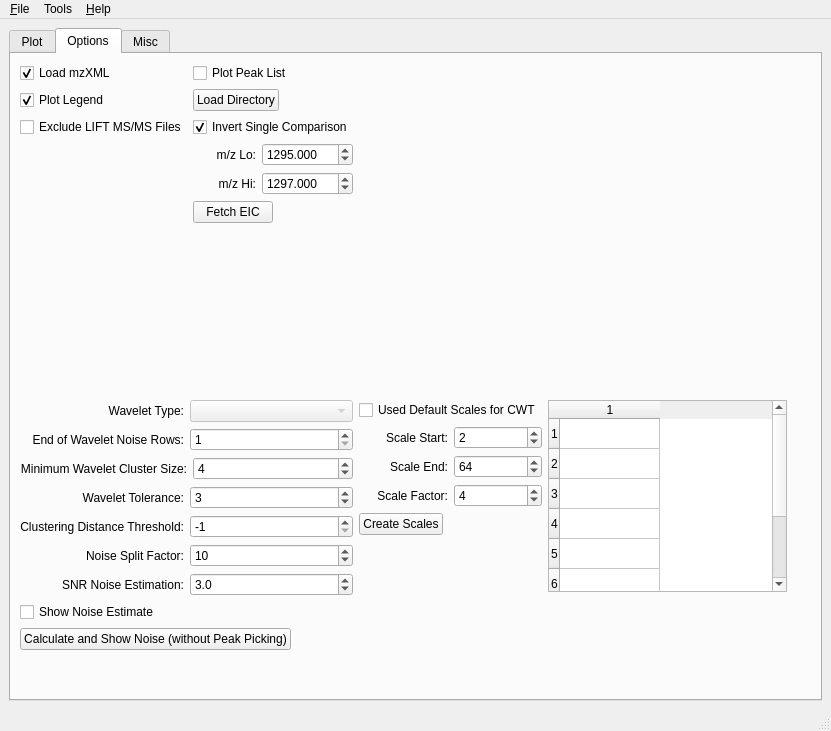
Before: the Qt Designer form SimpleView/main.ui in mfitzp/toolz, drawn with Qt 5.
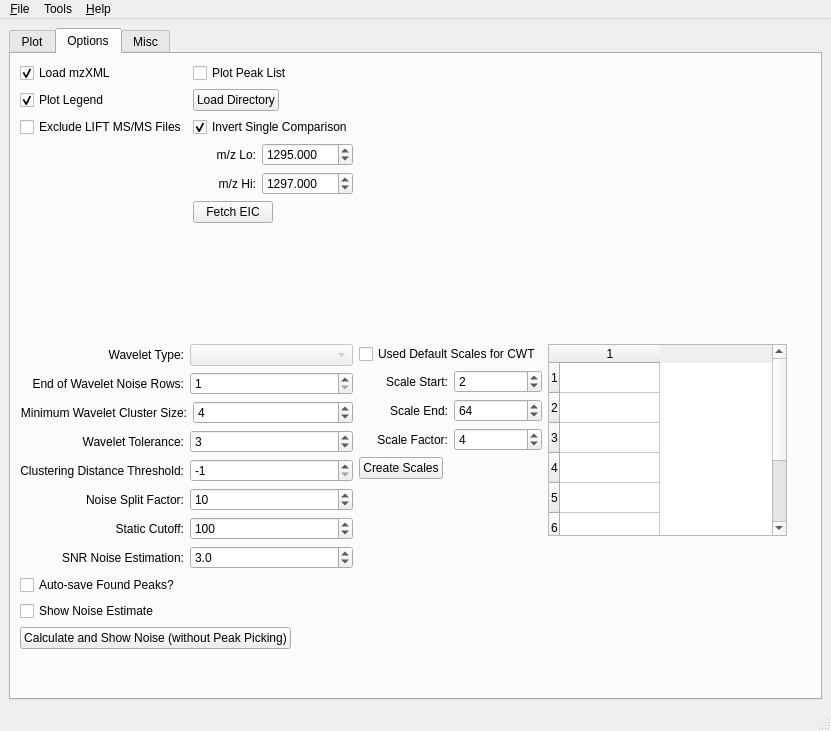
After: the same form once the commit is applied. The open tabs and pages were chosen to show the change. Icons and pictures are not drawn. Custom widgets are drawn as their Qt base class.

The edit to the form file:
```diff
--- a/SimpleView/main.ui
+++ b/SimpleView/main.ui
@@ -17,15 +17,9 @@
     <normaloff>:/new/prefix1/Retro Mario World_32.png</normaloff>:/new/prefix1/Retro Mario World_32.png</iconset>
   </property>
   <widget class="QWidget" name="centralwidget" >
+   <layout class="QHBoxLayout" >
+    <item>
    <widget class="QTabWidget" name="tabWidget" >
-    <property name="geometry" >
-     <rect>
-      <x>9</x>
-      <y>9</y>
-      <width>813</width>
-      <height>673</height>
-     </rect>
-    </property>
     <property name="currentIndex" >
      <number>0</number>
     </property>
@@ -485,23 +479,6 @@
      <attribute name="title" >
       <string>Options</string>
      </attribute>
-     <layout class="QHBoxLayout" >
-      <item>
-       <layout class="QGridLayout" >
-        <item row="1" column="0" >
-         <spacer>
-          <property name="orientation" >
-           <enum>Qt::Vertical</enum>
-          </property>
-          <property name="sizeHint" stdset="0" >
-           <size>
-            <width>20</width>
-            <height>40</height>
-           </size>
-          </property>
-         </spacer>
-        </item>
-        <item row="0" column="0" >
          <layout class="QGridLayout" >
           <item row="0" column="0" >
            <widget class="QCheckBox" name="loadmzXMLCB" >
@@ -530,6 +507,30 @@
             </property>
            </widget>
           </item>
+        <item row="1" column="1" >
+         <layout class="QHBoxLayout" >
+          <item>
+           <widget class="QPushButton" name="loadDirBtn" >
+            <property name="text" >
+             <string>Load Directory</string>
+            </property>
+           </widget>
+          </item>
+          <item>
+           <spacer>
+            <property name="orientation" >
+             <enum>Qt::Horizontal</enum>
+            </property>
+            <property name="sizeHint" >
+             <size>
+              <width>40</width>
+              <height>20</height>
+             </size>
+            </property>
+           </spacer>
+          </item>
+         </layout>
+        </item>
           <item row="2" column="0" >
            <widget class="QCheckBox" name="excludeLIFTCB" >
             <property name="text" >
@@ -647,33 +648,20 @@
             </item>
            </layout>
           </item>
-          <item row="1" column="1" >
-           <layout class="QHBoxLayout" >
-            <item>
-             <widget class="QPushButton" name="loadDirBtn" >
-              <property name="text" >
-               <string>Load Directory</string>
-              </property>
-             </widget>
-            </item>
-            <item>
+        <item row="4" column="1" >
              <spacer>
               <property name="orientation" >
-               <enum>Qt::Horizontal</enum>
-              </property>
-              <property name="sizeHint" stdset="0" >
+           <enum>Qt::Vertical</enum>
+          </property>
+          <property name="sizeHint" >
                <size>
-                <width>40</width>
-                <height>20</height>
+            <width>20</width>
+            <height>40</height>
                </size>
               </property>
              </spacer>
             </item>
-           </layout>
-          </item>
-         </layout>
-        </item>
-        <item row="2" column="0" >
+        <item row="5" column="0" colspan="2" >
          <layout class="QVBoxLayout" >
           <item>
            <layout class="QHBoxLayout" >
@@ -887,6 +875,36 @@
             </item>
            </layout>
           </item>
+          <item>
+           <layout class="QHBoxLayout" >
+            <item>
+             <widget class="QLabel" name="label_24" >
+              <property name="text" >
+               <string>Static Cutoff:</string>
+              </property>
+              <property name="alignment" >
+               <set>Qt::AlignRight|Qt::AlignTrailing|Qt::AlignVCenter</set>
+              </property>
+             </widget>
+            </item>
+            <item>
+             <widget class="QSpinBox" name="staticCutoff_SB" >
+              <property name="toolTip" >
+               <string>&lt;html>&lt;head>&lt;meta name="qrichtext" content="1" />&lt;style type="text/css">
+p, li { white-space: pre-wrap; }
+&lt;/style>&lt;/head>&lt;body style=" font-family:'MS Shell Dlg 2'; font-size:8.25pt; font-weight:400; font-style:normal;">
+&lt;p style=" margin-top:0px; margin-bottom:0px; margin-left:0px; margin-right:0px; -qt-block-indent:0; text-indent:0px;">This is the minimum value in absolute counts (i.e. not normalized) to be considered for peak picking.&lt;/p>&lt;/body>&lt;/html></string>
+              </property>
+              <property name="maximum" >
+               <number>1000000</number>
+              </property>
+              <property name="value" >
+               <number>100</number>
+              </property>
+             </widget>
+            </item>
+           </layout>
+          </item>
           <item>
            <layout class="QHBoxLayout" >
             <item>
@@ -923,6 +941,13 @@
             </item>
            </layout>
           </item>
+          <item>
+           <widget class="QCheckBox" name="autoSavePkList_CB" >
+            <property name="text" >
+             <string>Auto-save Found Peaks?</string>
+            </property>
+           </widget>
+          </item>
           <item>
            <widget class="QCheckBox" name="plotNoiseEst_CB" >
             <property name="text" >
@@ -972,7 +997,7 @@
           </item>
          </layout>
         </item>
-        <item row="2" column="1" >
+        <item row="5" column="2" >
          <layout class="QVBoxLayout" >
           <item>
            <widget class="QCheckBox" name="useDefaultScale_CB" >
@@ -1152,7 +1177,7 @@
           </item>
          </layout>
         </item>
-        <item row="2" column="2" >
+        <item row="5" column="3" >
          <layout class="QHBoxLayout" >
           <item>
            <layout class="QVBoxLayout" >
@@ -1205,8 +1230,6 @@
              </size>
             </property>
            </spacer>
-          </item>
-         </layout>
         </item>
        </layout>
       </item>
@@ -1238,8 +1261,42 @@
        </item>
       </layout>
      </widget>
-    </widget>
-   </widget>
+       <widget class="QWidget" name="layoutWidget_2" >
+        <property name="geometry" >
+         <rect>
+          <x>70</x>
+          <y>70</y>
+          <width>173</width>
+          <height>25</height>
+         </rect>
+        </property>
+        <layout class="QHBoxLayout" >
+         <item>
+          <widget class="QLabel" name="test" >
+           <property name="text" >
+            <string>Static Cutoff:</string>
+           </property>
+           <property name="alignment" >
+            <set>Qt::AlignRight|Qt::AlignTrailing|Qt::AlignVCenter</set>
+           </property>
+          </widget>
+         </item>
+         <item>
+          <widget class="QSpinBox" name="test2" >
+           <property name="toolTip" >
+            <string>&lt;html>&lt;head>&lt;meta name="qrichtext" content="1" />&lt;style type="text/css">
+p, li { white-space: pre-wrap; }
+&lt;/style>&lt;/head>&lt;body style=" font-family:'MS Shell Dlg 2'; font-size:8.25pt; font-weight:400; font-style:normal;">
+&lt;p style=" margin-top:0px; margin-bottom:0px; margin-left:0px; margin-right:0px; -qt-block-indent:0; text-indent:0px;">This is the minimum value in absolute counts (i.e. not normalized) to be considered for peak picking.&lt;/p>&lt;/body>&lt;/html></string>
+           </property>
+          </widget>
+         </item>
+        </layout>
+       </widget>
+      </widget>
+     </widget>
+    </item>
+   </layout>
   </widget>
   <widget class="QMenuBar" name="menubar" >
    <property name="geometry" >
```
Left out of the diff: 30 changed lines with no effect on the pictures. Lines whose indentation alone changed are shown as unchanged.
